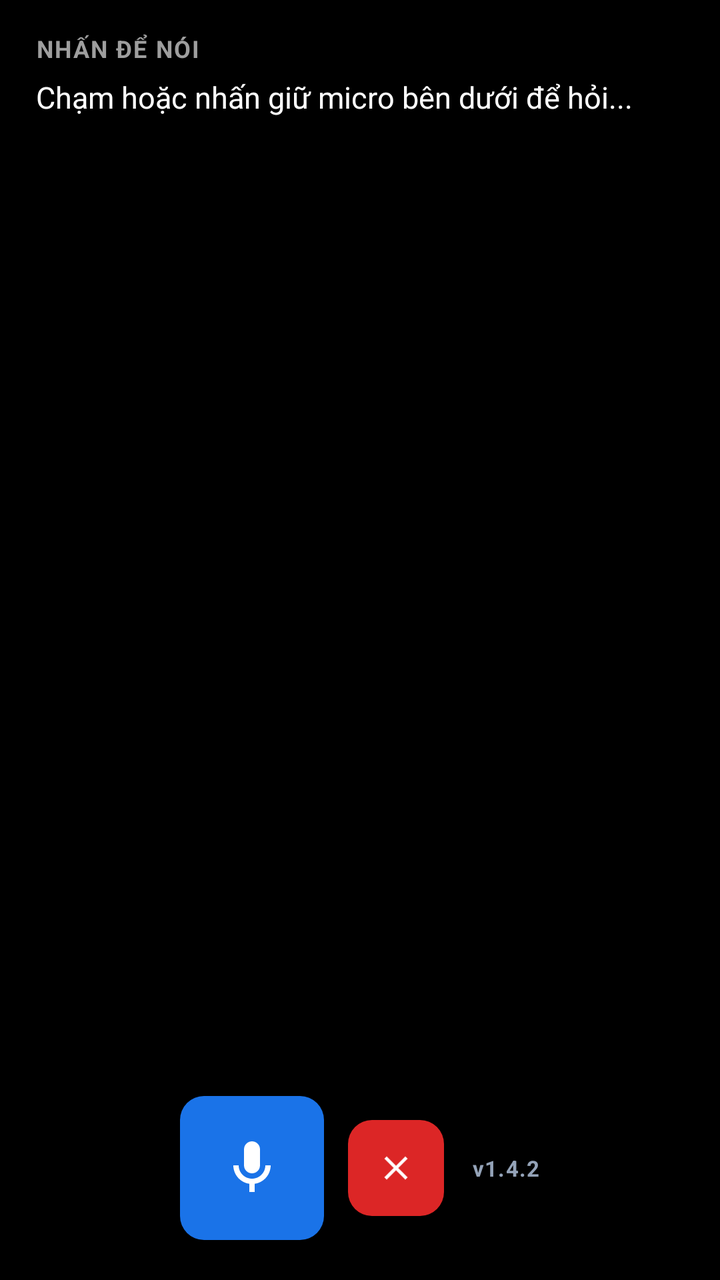
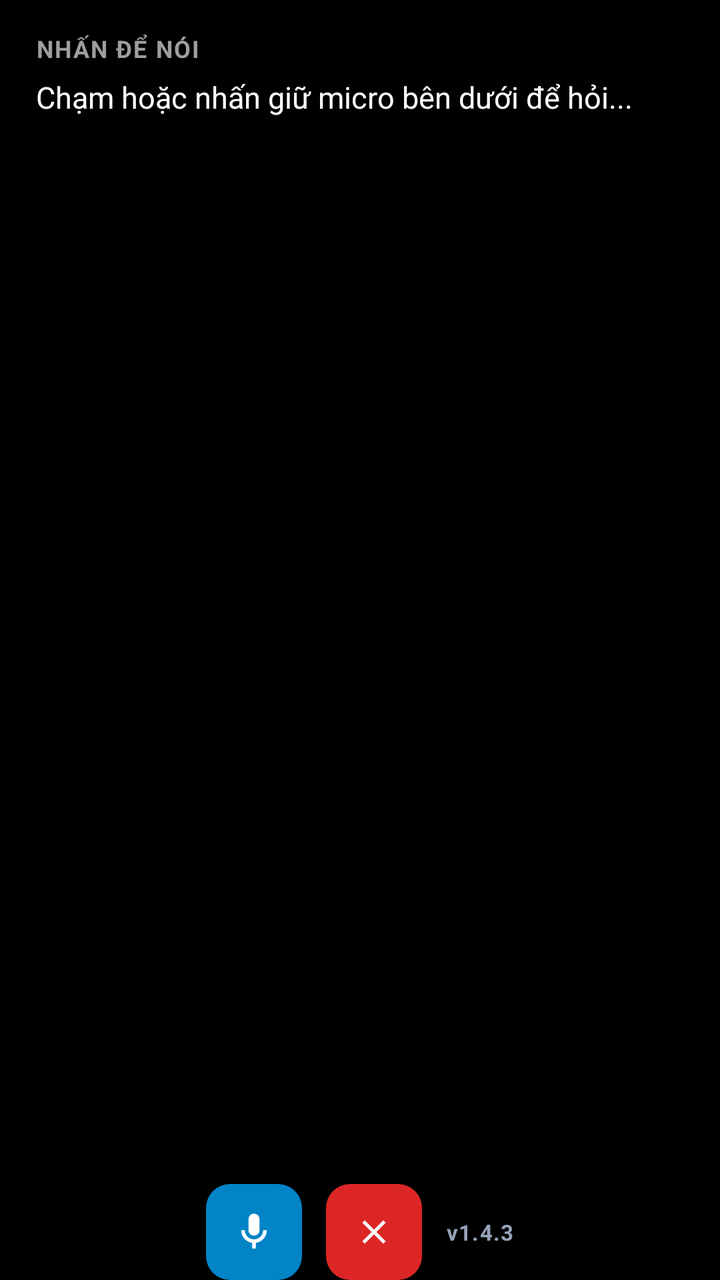

The first picture is an Android layout as it rendered before a commit; the second is the same layout after the commit. The layout source and the unified diff follow.
<!-- AndroidManifest.xml: application theme Theme.GeminiVoice -->
<!-- res/layout/activity_main.xml -->
<?xml version="1.0" encoding="utf-8"?>
<FrameLayout xmlns:android="http://schemas.android.com/apk/res/android"
    android:layout_width="match_parent"
    android:layout_height="match_parent"
    android:background="#000000">

    <LinearLayout
        android:id="@+id/layout_root"
        android:layout_width="match_parent"
        android:layout_height="match_parent"
        android:orientation="vertical"
        android:background="#000000">

        
        <ScrollView
            android:id="@+id/scroll_result"
            android:layout_width="match_parent"
            android:layout_height="0dp"
            android:layout_weight="1"
            android:fillViewport="true"
            android:scrollbars="none"
            android:paddingLeft="18dp"
            android:paddingRight="18dp"
            android:paddingTop="16dp"
            android:paddingBottom="6dp">

            <LinearLayout
                android:layout_width="match_parent"
                android:layout_height="wrap_content"
                android:orientation="vertical">

                
                <TextView
                    android:id="@+id/tv_status"
                    android:layout_width="wrap_content"
                    android:layout_height="wrap_content"
                    android:text="NHẤN ĐỂ NÓI"
                    android:textColor="#9E9E9E"
                    android:textSize="12sp"
                    android:textStyle="bold"
                    android:letterSpacing="0.06"
                    android:layout_marginBottom="6dp" />

                
                <TextView
                    android:id="@+id/tv_result"
                    android:layout_width="match_parent"
                    android:layout_height="wrap_content"
                    android:text="Chạm hoặc nhấn giữ micro bên dưới để hỏi..."
                    android:textColor="#FFFFFF"
                    android:textSize="15sp"
                    android:lineSpacingExtra="4dp" />

            </LinearLayout>
        </ScrollView>

        
        
        <LinearLayout
            android:id="@+id/layout_bottom_bar"
            android:layout_width="match_parent"
            android:layout_height="wrap_content"
            android:orientation="horizontal"
            android:gravity="center"
            android:paddingLeft="16dp"
            android:paddingRight="16dp"
            android:paddingTop="4dp"
            android:paddingBottom="4dp"
            android:layout_marginBottom="16dp">

            
            <FrameLayout
                android:layout_width="wrap_content"
                android:layout_height="wrap_content"
                android:layout_marginEnd="12dp">

                <View
                    android:id="@+id/view_mic_pulse_ring"
                    android:layout_width="72dp"
                    android:layout_height="72dp"
                    android:layout_gravity="center"
                    android:background="@drawable/bg_watch_mic_pulse_ring"
                    android:alpha="0" />

                <FrameLayout
                    android:id="@+id/btn_ptt_container"
                    android:layout_width="72dp"
                    android:layout_height="72dp"
                    android:layout_gravity="center"
                    android:background="@drawable/bg_watch_btn_mic_idle"
                    android:clickable="true"
                    android:focusable="true"
                    android:contentDescription="Nhấn để nói với Gemini">

                    <ImageView
                        android:id="@+id/iv_mic_icon"
                        android:layout_width="32dp"
                        android:layout_height="32dp"
                        android:layout_gravity="center"
                        android:src="@drawable/ic_mic"
                        android:contentDescription="@null" />
                </FrameLayout>
            </FrameLayout>

            
            <FrameLayout
                android:id="@+id/btn_cancel"
                android:layout_width="48dp"
                android:layout_height="48dp"
                android:layout_marginEnd="14dp"
                android:background="@drawable/bg_watch_btn_cancel_red"
                android:clickable="true"
                android:focusable="true"
                android:contentDescription="Hủy lệnh hiện tại">

                <ImageView
                    android:id="@+id/iv_cancel_icon"
                    android:layout_width="20dp"
                    android:layout_height="20dp"
                    android:layout_gravity="center"
                    android:src="@drawable/ic_cancel"
                    android:contentDescription="@null" />
            </FrameLayout>

            
            <TextView
                android:id="@+id/tv_app_version"
                android:layout_width="wrap_content"
                android:layout_height="wrap_content"
                android:text="v1.4.2"
                android:textColor="#94A3B8"
                android:textSize="11sp"
                android:textStyle="bold"
                android:letterSpacing="0.04" />

        </LinearLayout>

    </LinearLayout>

    
    <View
        android:id="@+id/view_dim_overlay"
        android:layout_width="match_parent"
        android:layout_height="match_parent"
        android:background="#000000"
        android:alpha="0"
        android:visibility="gone"
        android:clickable="false" />

</FrameLayout>
<!-- resources referenced by this layout -->
<resources>
  <!-- drawable bg_watch_btn_cancel_red (drawable) -->
  <?xml version="1.0" encoding="utf-8"?>
  <ripple xmlns:android="http://schemas.android.com/apk/res/android"
      android:color="#33FFFFFF">
      <item>
          <shape android:shape="rectangle">
              <solid android:color="#DC2626" />
              <corners android:radius="12dp" />
          </shape>
      </item>
  </ripple>
  <!-- drawable bg_watch_btn_mic_idle (drawable) -->
  <?xml version="1.0" encoding="utf-8"?>
  <ripple xmlns:android="http://schemas.android.com/apk/res/android"
      android:color="#33FFFFFF">
      <item>
          <shape android:shape="rectangle">
              <solid android:color="#1A73E8" />
              <corners android:radius="12dp" />
          </shape>
      </item>
  </ripple>
  <!-- drawable bg_watch_mic_pulse_ring (drawable) -->
  ﻿<?xml version="1.0" encoding="utf-8"?>
  <shape xmlns:android="http://schemas.android.com/apk/res/android"
      android:shape="rectangle">
      <stroke
          android:width="2.5dp"
          android:color="#EF4444" />
      <solid android:color="#26EF4444" />
      <corners android:radius="14dp" />
  </shape>
  <!-- drawable ic_cancel (drawable) -->
  <vector xmlns:android="http://schemas.android.com/apk/res/android"
      android:width="24dp"
      android:height="24dp"
      android:viewportWidth="24"
      android:viewportHeight="24">
      <path
          android:fillColor="#FFFFFF"
          android:pathData="M19,6.41L17.59,5 12,10.59 6.41,5 5,6.41 10.59,12 5,17.59 6.41,19 12,13.41 17.59,19 19,17.59 13.41,12z" />
  </vector>
  <!-- drawable ic_mic (drawable) -->
  <vector xmlns:android="http://schemas.android.com/apk/res/android"
      android:width="28dp"
      android:height="28dp"
      android:viewportWidth="24"
      android:viewportHeight="24">
    <path
        android:fillColor="#FFFFFF"
        android:pathData="M12,14c1.66,0 3,-1.34 3,-3V5c0,-1.66 -1.34,-3 -3,-3S9,3.34 9,5v6c0,1.66 1.34,3 3,3z"/>
    <path
        android:fillColor="#FFFFFF"
        android:pathData="M17,11c0,2.76 -2.24,5 -5,5s-5,-2.24 -5,-5H5c0,3.53 2.61,6.43 6,6.92V21h2v-3.08c3.39,-0.49 6,-3.39 6,-6.92h-2z"/>
  </vector>
  <style name="Theme.GeminiVoice" parent="Theme.AppCompat.NoActionBar">
          <item name="android:windowBackground">@color/bg_dark</item>
          <item name="android:colorBackground">@color/bg_dark</item>
      </style>
  <color name="bg_dark">#08090C</color>
</resources>

<!-- the commit's change to res/layout/activity_main.xml (unified diff, before → after) -->
@@ -22,7 +22,7 @@
             android:paddingLeft="18dp"
             android:paddingRight="18dp"
             android:paddingTop="16dp"
-            android:paddingBottom="6dp">
+            android:paddingBottom="2dp">
 
             <LinearLayout
                 android:layout_width="match_parent"
@@ -62,11 +62,11 @@
             android:layout_height="wrap_content"
             android:orientation="horizontal"
             android:gravity="center"
-            android:paddingLeft="16dp"
-            android:paddingRight="16dp"
-            android:paddingTop="4dp"
-            android:paddingBottom="4dp"
-            android:layout_marginBottom="16dp">
+            android:paddingLeft="12dp"
+            android:paddingRight="12dp"
+            android:paddingTop="2dp"
+            android:paddingBottom="0dp"
+            android:layout_marginBottom="0dp">
 
             
             <FrameLayout
@@ -76,16 +76,16 @@
 
                 <View
                     android:id="@+id/view_mic_pulse_ring"
-                    android:layout_width="72dp"
-                    android:layout_height="72dp"
+                    android:layout_width="48dp"
+                    android:layout_height="48dp"
                     android:layout_gravity="center"
                     android:background="@drawable/bg_watch_mic_pulse_ring"
                     android:alpha="0" />
 
                 <FrameLayout
                     android:id="@+id/btn_ptt_container"
-                    android:layout_width="72dp"
-                    android:layout_height="72dp"
+                    android:layout_width="48dp"
+                    android:layout_height="48dp"
                     android:layout_gravity="center"
                     android:background="@drawable/bg_watch_btn_mic_idle"
                     android:clickable="true"
@@ -94,8 +94,8 @@
 
                     <ImageView
                         android:id="@+id/iv_mic_icon"
-                        android:layout_width="32dp"
-                        android:layout_height="32dp"
+                        android:layout_width="22dp"
+                        android:layout_height="22dp"
                         android:layout_gravity="center"
                         android:src="@drawable/ic_mic"
                         android:contentDescription="@null" />
@@ -107,7 +107,7 @@
                 android:id="@+id/btn_cancel"
                 android:layout_width="48dp"
                 android:layout_height="48dp"
-                android:layout_marginEnd="14dp"
+                android:layout_marginEnd="12dp"
                 android:background="@drawable/bg_watch_btn_cancel_red"
                 android:clickable="true"
                 android:focusable="true"
@@ -127,7 +127,7 @@
                 android:id="@+id/tv_app_version"
                 android:layout_width="wrap_content"
                 android:layout_height="wrap_content"
-                android:text="v1.4.2"
+                android:text="v1.4.3"
                 android:textColor="#94A3B8"
                 android:textSize="11sp"
                 android:textStyle="bold"
<!-- resource entries referenced after the edit -->
@@ -17,19 +17,19 @@
       android:color="#33FFFFFF">
       <item>
           <shape android:shape="rectangle">
-              <solid android:color="#1A73E8" />
+              <solid android:color="#0284C7" />
               <corners android:radius="12dp" />
           </shape>
       </item>
   </ripple>
   <!-- drawable bg_watch_mic_pulse_ring (drawable) -->
-  ﻿<?xml version="1.0" encoding="utf-8"?>
+  <?xml version="1.0" encoding="utf-8"?>
   <shape xmlns:android="http://schemas.android.com/apk/res/android"
       android:shape="rectangle">
       <stroke
           android:width="2.5dp"
-          android:color="#EF4444" />
-      <solid android:color="#26EF4444" />
+          android:color="#38BDF8" />
+      <solid android:color="#260284C7" />
       <corners android:radius="14dp" />
   </shape>
   <!-- drawable ic_cancel (drawable) -->
